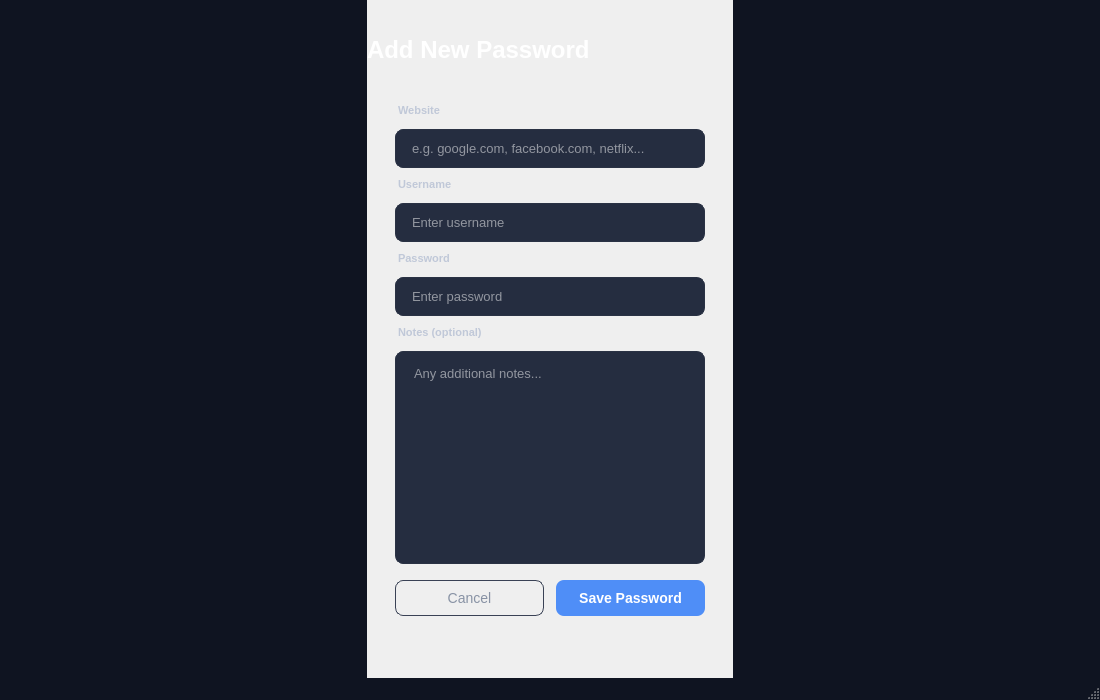
The window that HashVault/HashVault.ui (Sanketpatil27/HashVault) describes before a commit, drawn with Qt 5.
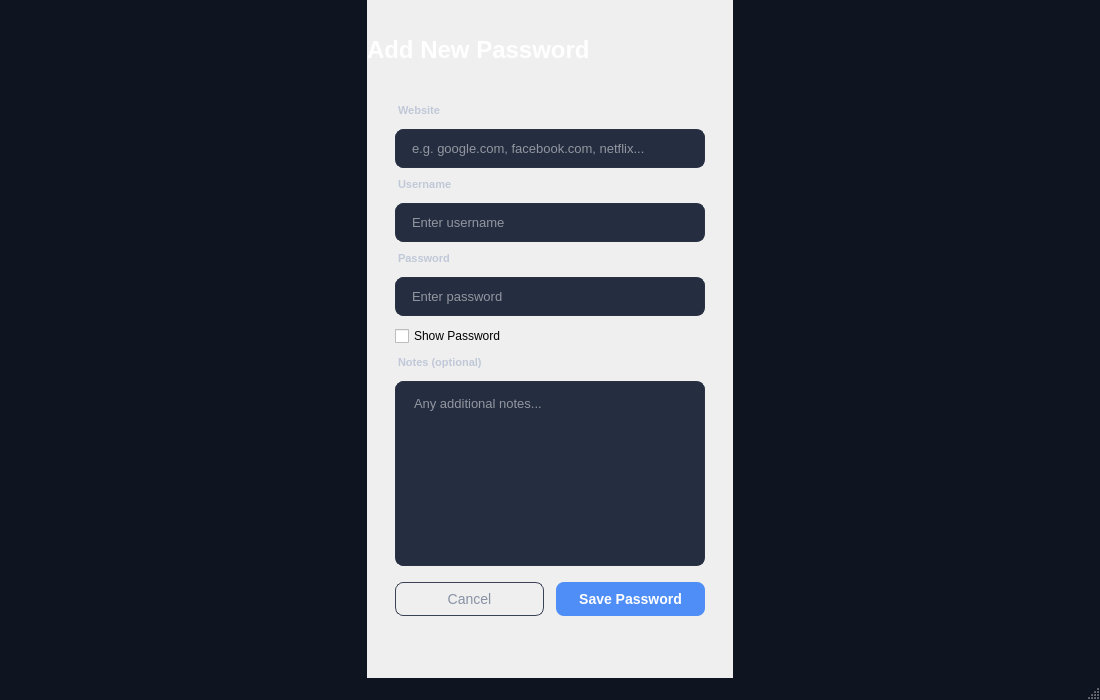
The same window after the commit. The open tabs and pages were chosen to show the change.

Commit message: added show/hide password functionality.

```diff
--- a/HashVault/HashVault.ui
+++ b/HashVault/HashVault.ui
@@ -1254,6 +1254,13 @@
                 </property>
                </widget>
               </item>
+              <item>
+                <widget class="QCheckBox" name="showStoredPasswordCheckBox">
+                  <property name="text">
+                    <string>Show Password</string>
+                  </property>
+                </widget>
+              </item>
               <item>
                <widget class="QLabel" name="notesLbl">
                 <property name="styleSheet">
```
Left out of the diff: 4 changed lines with no effect on the pictures. The commit also changes 2 other files.
